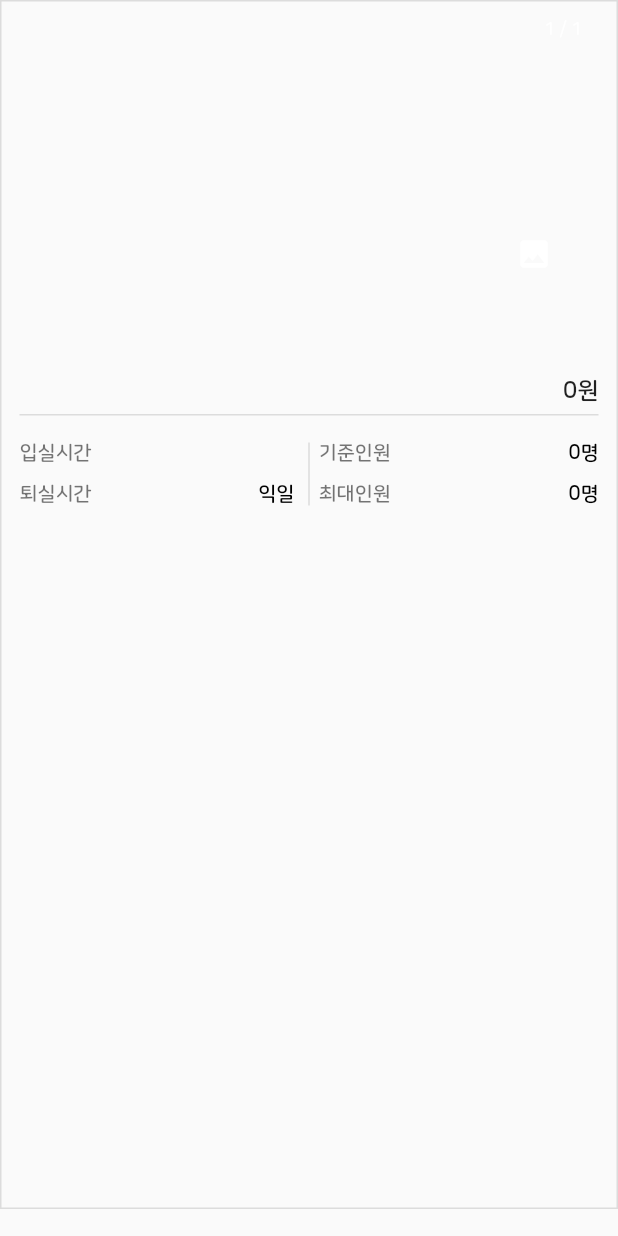
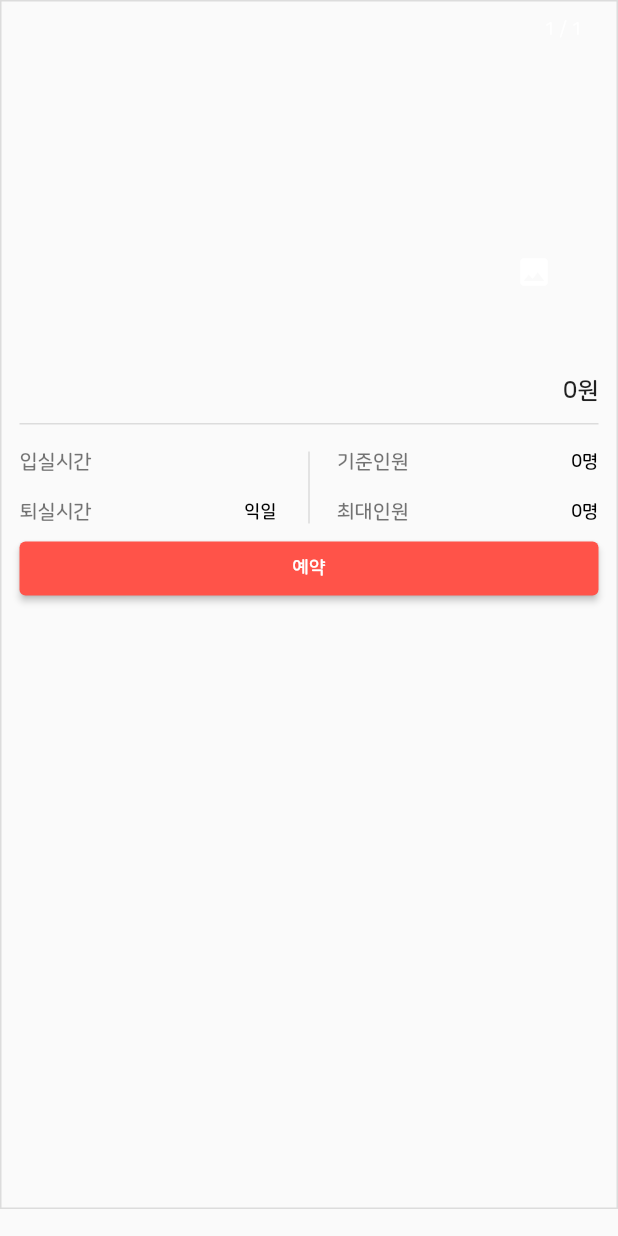
Before and after one commit to ttap0704/pet-app, a Flutter app: the ContainerRoom widget shown alone on an empty page, opened directly with empty values, on a phone screen of 412 x 824 dp. Run offline on Flutter 3.47's test engine with Material 2 defaults, Android fonts, the phone set to English and light mode, and no system bars; drawn by our look-alikes of carousel_slider; our stand-ins replace hooks_riverpod; missing offline and left inert: flutter_animated_dialog; network calls fail.

```diff
--- a/lib/classes/mungroad_accommodation.dart
+++ b/lib/classes/mungroad_accommodation.dart
@@ -1,11 +1,18 @@
+import 'package:pet_app/classes/mungroad_accommodation_price.dart';
 import 'package:pet_app/classes/mungroad_product.dart';
 import 'package:pet_app/classes/mungroad_room.dart';
 import 'package:pet_app/classes/mungroad_peak_season.dart';
 
 class MungroadAccommodation {
   MungroadProduct productInfo;
+  MungroadAccommodationPrice priceInfo;
   List<MungroadRoom> rooms;
   List<MungroadPeakSeason> seasons;
 
-  MungroadAccommodation(this.productInfo, this.rooms, this.seasons);
+  MungroadAccommodation(
+    this.productInfo,
+    this.priceInfo,
+    this.rooms,
+    this.seasons,
+  );
 }
--- /dev/null
+++ b/lib/classes/mungroad_accommodation_price.dart
@@ -0,0 +1,21 @@
+class MungroadAccommodationPrice {
+  int minNormalPrice;
+  int maxNormalPrice;
+  int minNormalWeekendPrice;
+  int maxNormalWeekendPrice;
+  int minPeakPrice;
+  int maxPeakPrice;
+  int minPeakWeekendPrice;
+  int maxPeakWeekendPrice;
+
+  MungroadAccommodationPrice(
+    this.minNormalPrice,
+    this.maxNormalPrice,
+    this.minNormalWeekendPrice,
+    this.maxNormalWeekendPrice,
+    this.minPeakPrice,
+    this.maxPeakPrice,
+    this.minPeakWeekendPrice,
+    this.maxPeakWeekendPrice,
+  );
+}
--- a/lib/widgets/container/container_room.dart
+++ b/lib/widgets/container/container_room.dart
@@ -27,6 +27,7 @@ class ContainerRoomState extends ConsumerState<ContainerRoom> {
     final checkRow = width >= 700 ? true : false;
 
     final double paddingValue = checkRow ? multiplyFree(defaultSize, 1) : 0;
+    print(paddingValue);
     Widget child;
 
     if (checkRow) {
@@ -59,7 +60,10 @@ class ContainerRoomState extends ConsumerState<ContainerRoom> {
         ),
         ContainerRoomInfo(room: widget.room, priceKey: widget.priceKey)
       ];
-      child = Column(children: contents);
+      child = Column(
+        mainAxisAlignment: MainAxisAlignment.start,
+        children: contents,
+      );
     }
 
     return Container(
--- a/lib/widgets/container/container_room_info.dart
+++ b/lib/widgets/container/container_room_info.dart
@@ -70,7 +70,7 @@ class ContainerRoomInfoState extends ConsumerState<ContainerRoomInfo> {
       color: Colors.black54,
     );
     final TextStyle labelStyle = TextStyle(
-      fontSize: multiply11(defaultSize),
+      fontSize: multiplyFree(defaultSize, 1),
       fontWeight: FontWeight.w600,
       color: Colors.black,
     );
@@ -78,7 +78,7 @@ class ContainerRoomInfoState extends ConsumerState<ContainerRoomInfo> {
     final Widget contents = Container(
       height: checkRow
           ? multiplyFree(defaultSize, MungroadImageSize.multiplyRoomsValue)
-          : multiplyFree(defaultSize, 12),
+          : multiplyFree(defaultSize, 16),
       padding: EdgeInsets.symmetric(horizontal: multiplyFree(defaultSize, 1)),
       child: Column(
         children: [
@@ -93,8 +93,8 @@ class ContainerRoomInfoState extends ConsumerState<ContainerRoomInfo> {
                 ),
               ),
               padding: EdgeInsets.only(
-                top: checkRow ? 0 : multiply05(defaultSize),
-                bottom: multiply05(defaultSize),
+                top: checkRow ? 0 : multiplyFree(defaultSize, 1),
+                bottom: multiplyFree(defaultSize, 1),
               ),
               child: Column(
                 mainAxisAlignment: MainAxisAlignment.spaceBetween,
@@ -127,7 +127,6 @@ class ContainerRoomInfoState extends ConsumerState<ContainerRoomInfo> {
             child: Container(
               padding: EdgeInsets.only(
                 top: multiply15(defaultSize),
-                bottom: multiplyFree(defaultSize, 1),
               ),
               child: Row(
                 children: [
@@ -151,7 +150,7 @@ class ContainerRoomInfoState extends ConsumerState<ContainerRoomInfo> {
                     width: 1,
                     color: Colors.black12,
                     margin: EdgeInsets.symmetric(
-                      horizontal: multiply05(defaultSize),
+                      horizontal: multiply15(defaultSize),
                     ),
                   ),
                   Expanded(
@@ -174,6 +173,27 @@ class ContainerRoomInfoState extends ConsumerState<ContainerRoomInfo> {
               ),
             ),
           ),
+          SizedBox(
+            height: multiplyFree(defaultSize, 1),
+          ),
+          Container(
+            height: multiplyFree(defaultSize, checkRow ? 2.5 : 3),
+            width: double.infinity,
+            margin: EdgeInsets.only(
+              bottom: checkRow ? 0 : multiplyFree(defaultSize, 1),
+            ),
+            child: ElevatedButton(
+              onPressed: () {},
+              child: Text(
+                '예약',
+                style: TextStyle(
+                  color: Colors.white,
+                  fontSize: multiplyFree(defaultSize, 1),
+                  fontWeight: FontWeight.w600,
+                ),
+              ),
+            ),
+          )
         ],
       ),
     );
```
Also changed, not shown: lib/classes/mungroad_image_size.dart (+4 -4 lines), lib/util/mungroad_tools.dart (+61 -1 lines), lib/widgets/layout/layout_accommodation_info.dart (+46 -3 lines), lib/widgets/table/table_info.dart (+8 -8 lines).
